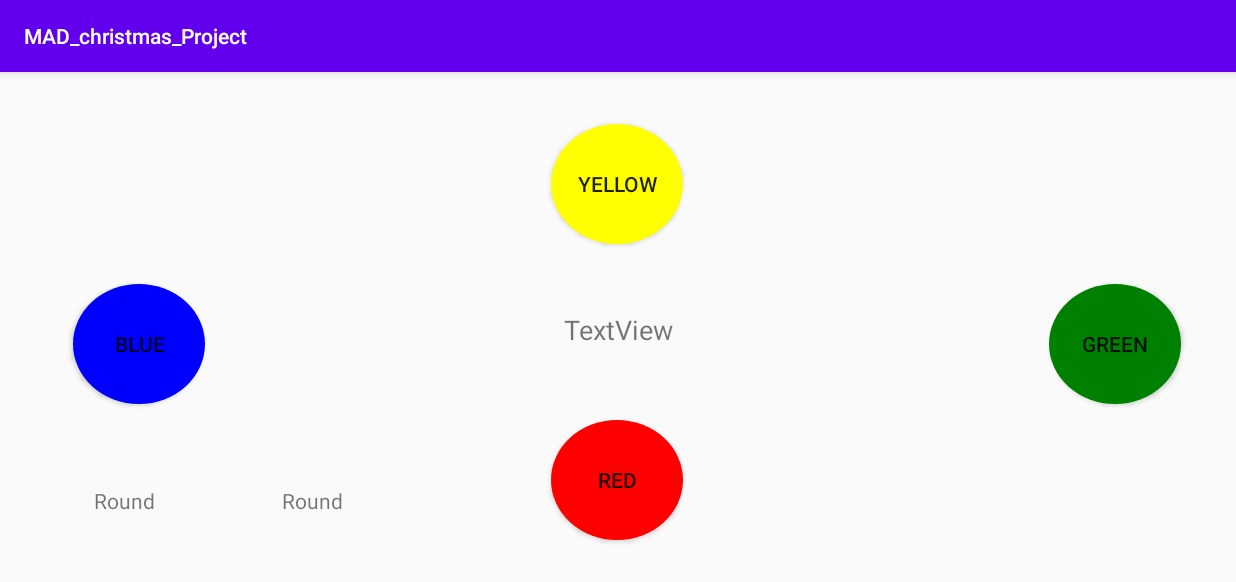
After one commit to S00189824/MAD_christmas_Project, an Android app: the PlayScreen_Accelerometer screen opened directly, with no data from a screen before it, on a phone screen of 824 x 412 dp (held sideways). The commit adds this screen. Shown: the top 582 px of the screen. Run offline under Robolectric (Android 15) with nearby library versions, the phone set to English and light mode, and no system bars.

Commit message:
Accelormeter Working()

```diff
--- /dev/null
+++ b/app/src/main/java/com/dcoleman/mad_christmas_project/PlayScreen_Accelerometer.java
@@ -0,0 +1,221 @@
+package com.dcoleman.mad_christmas_project;
+
+import androidx.appcompat.app.AppCompatActivity;
+
+import android.content.Intent;
+import android.hardware.Sensor;
+import android.hardware.SensorEvent;
+import android.hardware.SensorEventListener;
+import android.hardware.SensorManager;
+import android.os.Bundle;
+import android.os.Handler;
+import android.view.View;
+import android.widget.Button;
+import android.widget.TextView;
+import android.widget.Toast;
+
+
+public class PlayScreen_Accelerometer extends AppCompatActivity implements SensorEventListener
+{
+
+    int sequenceCount = 4, n = 0;
+    int[] gameSequence = new int[120];
+
+    // experimental values for hi and lo magnitude limits
+    private final double PValue = 5;
+    private final double NValue = -5;
+    boolean highLimit = false;      // detect high limit
+
+    private SensorManager mSensorManager;
+    private Sensor mSensor;
+
+    TextView score ,round;
+    int scoreValue = 500, roundValue;
+
+    Button btnNorth, btnSouth, btnEast, btnWest;
+    View view;
+
+    @Override
+    protected void onCreate(Bundle savedInstanceState)
+    {
+        super.onCreate(savedInstanceState);
+        setContentView(R.layout.activity_play_screen__accelerometer);
+
+        // we are going to use the sensor service
+        mSensorManager = (SensorManager) getSystemService(SENSOR_SERVICE);
+        mSensor = mSensorManager.getDefaultSensor(Sensor.TYPE_ACCELEROMETER);
+
+        score = findViewById(R.id.tvScoreValue);
+        round = findViewById(R.id.tvRoundinfo);
+
+        btnNorth = findViewById(R.id.btnYellow);
+        btnSouth = findViewById(R.id.btnRed);
+        btnEast = findViewById(R.id.btnGreen);
+        btnWest = findViewById(R.id.btnBlue);
+
+        scoreValue = getIntent().getIntExtra("score", -1);
+        roundValue = getIntent().getIntExtra("round", -1);
+
+        sequenceCount = getIntent().getIntExtra("sequenceCount", -1);
+        gameSequence = getIntent().getIntArrayExtra("sequenceArray");
+
+        view = new View(this);
+    }
+
+    /*
+     * When the app is brought to the foreground - using app on screen
+     */
+    protected void onResume()
+    {
+        super.onResume();
+        // turn on the sensor
+        mSensorManager.registerListener(this, mSensor, SensorManager.SENSOR_DELAY_NORMAL);
+    }
+
+    /*
+     * App running but not on screen - in the background
+     */
+    protected void onPause()
+    {
+        super.onPause();
+        mSensorManager.unregisterListener(this);    // turn off listener to save power
+    }
+
+    @Override
+    public void onSensorChanged(SensorEvent event)
+    {
+        float x = event.values[0];
+        float y = event.values[1];
+        float z = event.values[2];
+
+        if(z >= PValue && !highLimit)
+        {
+            highLimit = true;
+            btnNorth.setPressed(true);
+            doNorth(view);
+        }
+        else if( z < PValue)
+        {
+            btnNorth.setPressed(false);
+        }
+
+        if(z <= NValue && !highLimit)
+        {
+            highLimit = true;
+            btnSouth.setPressed(true);
+            doSouth(view);
+        }
+        else if(z > NValue)
+        {
+            btnSouth.setPressed(false);
+        }
+
+        if(y >= PValue && !highLimit)
+        {
+            highLimit = true;
+            btnEast.setPressed(true);
+            doEast(view);
+        }
+        else if(y < PValue)
+        {
+            btnEast.setPressed(false);
+        }
+
+        if(y <= NValue && !highLimit)
+        {
+            highLimit = true;
+            btnWest.setPressed(true);
+            doWest(view);
+        }
+        else if(y > NValue)
+        {
+            btnWest.setPressed(false);
+        }
+
+        if(z < PValue && z > NValue && y < PValue && y > NValue)
+        {
+            highLimit = false;
+        }
+    }
+
+    @Override
+    public void onAccuracyChanged(Sensor sensor, int accuracy)
+    {
+        // not used
+    }
+
+    public void doSouth(View view)
+    {
+        //value is 2
+        HandleInput(2);
+    }
+
+    public void doNorth(View view)
+    {
+        //value is 3
+        HandleInput(3);
+    }
+
+    public void doEast(View view)
+    {
+        //value is 4
+        HandleInput(4);
+    }
+
+    public void doWest(View view)
+    {
+        //value is 1
+        HandleInput(1);
+    }
+
+    public void HandleInput(int value)
+    {
+        //test to see if correct value is outputted
+
+        if(n+1 < sequenceCount)
+        {
+            if(gameSequence[n] == value)
+            {
+                scoreValue++;
+                score.setText(String.valueOf(scoreValue));
+                n++;
+            }
+            else
+            {
+                Intent gameOverActivity = new Intent(view.getContext(), GameOver.class);
+
+                gameOverActivity.putExtra("score", scoreValue);
+                gameOverActivity.putExtra("round", roundValue);
+
+                startActivity(gameOverActivity);
+            }
+        }
+        else if(n+1 >= sequenceCount)
+        {
+            if(gameSequence[n] == value)
+            {
+                scoreValue++;
+                score.setText(String.valueOf(scoreValue));
+                roundValue++;
+
+                Intent mainActivity = new Intent(view.getContext(), MainActivity.class);
+
+                MainActivity.scoreValue = scoreValue;
+                MainActivity.roundValue = roundValue;
+                MainActivity.sequenceCount = sequenceCount + 2;
+
+                startActivity(mainActivity);
+                finish();
+            }
+            else
+            {
+                Intent gameOverActivity = new Intent(view.getContext(), GameOver.class);
+
+                gameOverActivity.putExtra("score", scoreValue);
+                gameOverActivity.putExtra("round", roundValue);
+
+                startActivity(gameOverActivity);
+            }
+        }
+    }
+}
--- a/app/src/main/res/drawable/red_button.xml
+++ b/app/src/main/res/drawable/red_button.xml
@@ -2,7 +2,7 @@
 <selector xmlns:android="http://schemas.android.com/apk/res/android">
     <item android:state_pressed="true" >
         <shape android:shape="oval">
-            <solid android:color="@color/Red"/>
+            <solid android:color="@color/OrangeRed"/>
             <size android:width="80dp" android:height="80dp"/>
         </shape>
     </item>
--- /dev/null
+++ b/app/src/main/res/layout/activity_play_screen__accelerometer.xml
@@ -0,0 +1,103 @@
+<?xml version="1.0" encoding="utf-8"?>
+<androidx.constraintlayout.widget.ConstraintLayout xmlns:android="http://schemas.android.com/apk/res/android"
+    xmlns:app="http://schemas.android.com/apk/res-auto"
+    xmlns:tools="http://schemas.android.com/tools"
+    android:layout_width="match_parent"
+    android:layout_height="match_parent"
+    tools:context=".PlayScreen_Accelerometer">
+
+    <Button
+        android:id="@+id/btnBlue"
+        android:layout_width="wrap_content"
+        android:layout_height="wrap_content"
+        android:background="@drawable/blue_button"
+        android:onClick="doWest"
+        android:text="Blue"
+        app:layout_constraintBottom_toBottomOf="parent"
+        app:layout_constraintEnd_toEndOf="parent"
+        app:layout_constraintHorizontal_bias="0.066"
+        app:layout_constraintStart_toStartOf="parent"
+        app:layout_constraintTop_toTopOf="parent"
+        app:layout_constraintVertical_bias="0.498" />
+
+    <Button
+        android:id="@+id/btnGreen"
+        android:layout_width="wrap_content"
+        android:layout_height="wrap_content"
+        android:background="@drawable/green_button"
+        android:onClick="doEast"
+        android:text="Green"
+        app:layout_constraintBottom_toBottomOf="parent"
+        app:layout_constraintEnd_toEndOf="parent"
+        app:layout_constraintHorizontal_bias="0.95"
+        app:layout_constraintStart_toStartOf="parent"
+        app:layout_constraintTop_toTopOf="parent"
+        app:layout_constraintVertical_bias="0.498" />
+
+    <Button
+        android:id="@+id/btnRed"
+        android:layout_width="wrap_content"
+        android:layout_height="wrap_content"
+        android:background="@drawable/red_button"
+        android:onClick="doSouth"
+        android:text="Red"
+        app:layout_constraintBottom_toBottomOf="parent"
+        app:layout_constraintEnd_toEndOf="parent"
+        app:layout_constraintHorizontal_bias="0.499"
+        app:layout_constraintStart_toStartOf="parent"
+        app:layout_constraintTop_toTopOf="parent"
+        app:layout_constraintVertical_bias="0.818" />
+
+    <Button
+        android:id="@+id/btnYellow"
+        android:layout_width="wrap_content"
+        android:layout_height="wrap_content"
+        android:background="@drawable/yellow_button"
+        android:onClick="doNorth"
+        android:text="Yellow"
+        app:layout_constraintBottom_toBottomOf="parent"
+        app:layout_constraintEnd_toEndOf="parent"
+        app:layout_constraintHorizontal_bias="0.499"
+        app:layout_constraintStart_toStartOf="parent"
+        app:layout_constraintTop_toTopOf="parent"
+        app:layout_constraintVertical_bias="0.123" />
+
+    <TextView
+        android:id="@+id/tvScoreValue"
+        android:layout_width="97dp"
+        android:layout_height="45dp"
+        android:text="TextView"
+        android:textAlignment="center"
+        android:textSize="18sp"
+        app:layout_constraintBottom_toBottomOf="parent"
+        app:layout_constraintEnd_toEndOf="parent"
+        app:layout_constraintStart_toStartOf="parent"
+        app:layout_constraintTop_toTopOf="parent" />
+
+    <TextView
+        android:layout_width="86dp"
+        android:layout_height="35dp"
+        android:text="Round"
+        android:textAlignment="center"
+        app:layout_constraintBottom_toBottomOf="parent"
+        app:layout_constraintEnd_toEndOf="parent"
+        app:layout_constraintHorizontal_bias="0.054"
+        app:layout_constraintStart_toStartOf="parent"
+        app:layout_constraintTop_toTopOf="parent"
+        app:layout_constraintVertical_bias="0.84" />
+
+    <TextView
+        android:id="@+id/tvRoundinfo"
+        android:layout_width="86dp"
+        android:layout_height="35dp"
+        android:text="Round"
+        android:textAlignment="center"
+        app:layout_constraintBottom_toBottomOf="parent"
+        app:layout_constraintEnd_toEndOf="parent"
+        app:layout_constraintHorizontal_bias="0.224"
+        app:layout_constraintStart_toStartOf="parent"
+        app:layout_constraintTop_toTopOf="parent"
+        app:layout_constraintVertical_bias="0.84" />
+
+
+</androidx.constraintlayout.widget.ConstraintLayout>
```
Also changed, not shown: app/src/main/AndroidManifest.xml (+10 -1 lines), app/src/main/java/com/dcoleman/mad_christmas_project/GameOver.java (added, +31 -0 lines), app/src/main/java/com/dcoleman/mad_christmas_project/MainActivity.java (+24 -30 lines), app/src/main/res/layout/activity_game_over.xml (added, +78 -0 lines).
